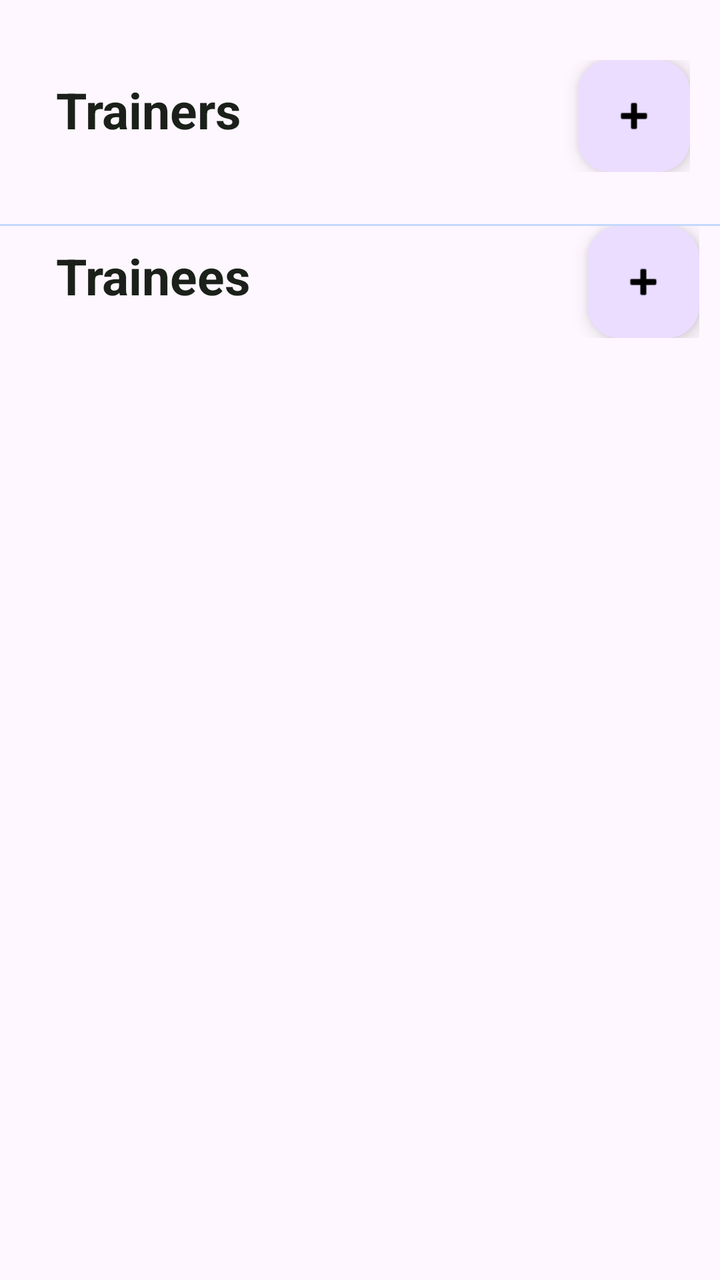
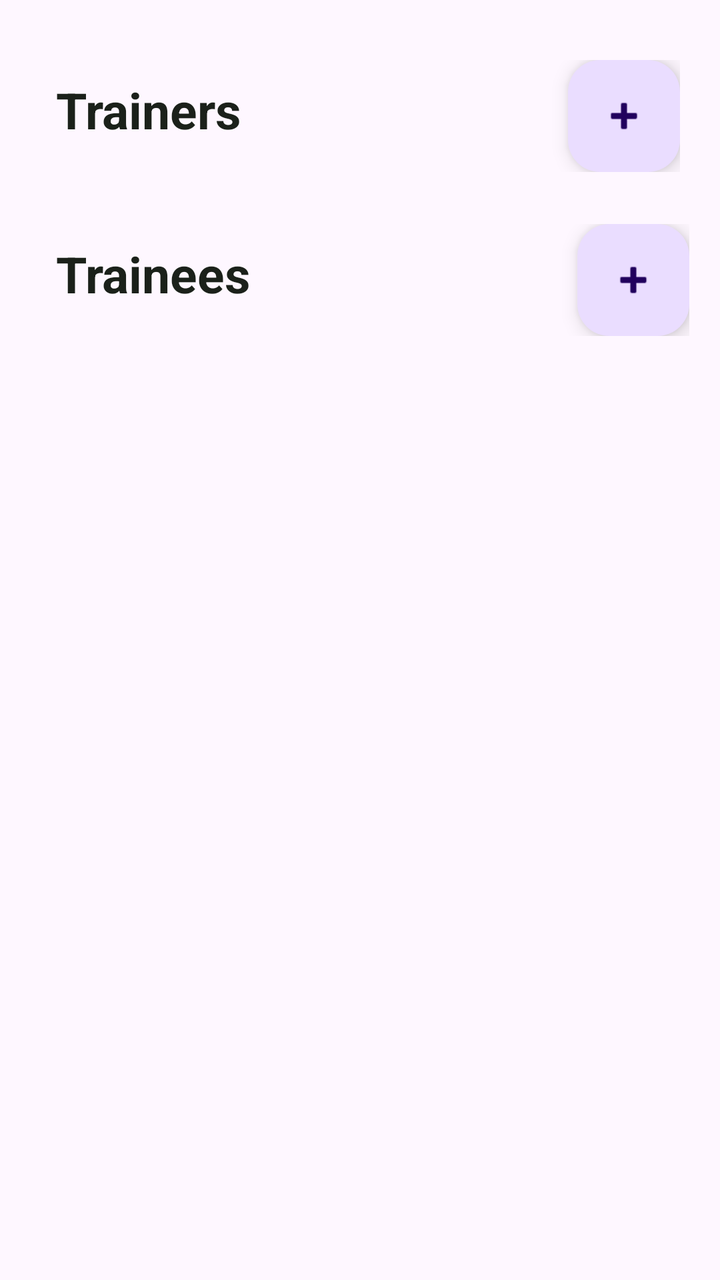

Two renders of the same Android screen: before a commit and after it. Below are the layout's source before the change and the commit's diff.
<!-- AndroidManifest.xml: application theme Theme.UserProfileRegistration -->
<!-- res/layout/activity_profile_list.xml -->
<?xml version="1.0" encoding="utf-8"?>
<androidx.core.widget.NestedScrollView
    xmlns:android="http://schemas.android.com/apk/res/android"
    xmlns:app="http://schemas.android.com/apk/res-auto"
    xmlns:tools="http://schemas.android.com/tools"
    android:layout_width="match_parent"
    android:layout_height="match_parent"
    android:paddingTop="30dp"
    tools:context=".activities.ProfileListActivity">

    <LinearLayout
        android:id="@+id/main"
        android:layout_width="match_parent"
        android:layout_height="match_parent"
        android:orientation="vertical">

        <LinearLayout
            android:layout_width="wrap_content"
            android:layout_height="wrap_content"
            android:orientation="horizontal"
            android:layout_gravity="center_vertical"
            >

            <TextView
                android:layout_width="match_parent"
                android:layout_height="wrap_content"
                android:text="Trainers"
                android:padding="8dp"
                android:textStyle="bold"
                android:textSize="25sp"
                android:textColor="@color/black"
                android:layout_marginStart="20dp"
                android:layout_marginEnd="160dp"/>

            <com.google.android.material.floatingactionbutton.FloatingActionButton
                android:id="@+id/fabTrainersAddProfile"
                android:layout_width="wrap_content"
                android:layout_height="wrap_content"
                android:layout_gravity="bottom|end"
                android:contentDescription="Add Profile"
                android:src="@android:drawable/ic_input_add"
                app:tint="@android:color/black" />
        </LinearLayout>




        <androidx.recyclerview.widget.RecyclerView
            android:id="@+id/profileRecyclerViewTrainers"
            android:layout_width="match_parent"
            android:layout_height="wrap_content"
            android:orientation="horizontal"
            app:layoutManager="androidx.recyclerview.widget.LinearLayoutManager"
            android:padding="8dp"
            tools:listitem="@layout/profile_card"
            android:clipToPadding="false"
            android:layout_marginBottom="10dp" />

        <View
            android:layout_width="match_parent"
            android:layout_height="1dp"
            android:background="@color/optional1" />

        <LinearLayout
            android:layout_width="wrap_content"
            android:layout_height="wrap_content"
            android:orientation="horizontal"
            android:layout_gravity="center_vertical"
            >

            <TextView
                android:layout_width="match_parent"
                android:layout_height="wrap_content"
                android:text="Trainees"
                android:padding="8dp"
                android:textStyle="bold"
                android:textSize="25sp"
                android:textColor="@color/black"
                android:layout_marginStart="20dp"
                android:layout_marginEnd="160dp"/>

            <com.google.android.material.floatingactionbutton.FloatingActionButton
                android:id="@+id/fabAddTraineeProfile"
                android:layout_width="wrap_content"
                android:layout_height="wrap_content"
                android:layout_gravity="bottom|end"
                android:contentDescription="Add Profile"
                android:src="@android:drawable/ic_input_add"
                app:tint="@android:color/black" />
        </LinearLayout>


        <androidx.recyclerview.widget.RecyclerView
            android:id="@+id/profileRecyclerViewTrainee"
            android:layout_width="match_parent"
            android:layout_height="match_parent"
            android:orientation="horizontal"
            app:layoutManager="androidx.recyclerview.widget.LinearLayoutManager"
            android:padding="8dp"
            tools:listitem="@layout/profile_card"
            android:clipToPadding="false" />

    </LinearLayout>

</androidx.core.widget.NestedScrollView>
<!-- res/layout/profile_card.xml (included above) -->
<com.google.android.material.card.MaterialCardView
    xmlns:android="http://schemas.android.com/apk/res/android"
    xmlns:app="http://schemas.android.com/apk/res-auto"
    android:layout_width="200dp"
    android:layout_height="wrap_content"
    android:layout_margin="8dp"
    app:cardCornerRadius="24dp"
    app:cardElevation="8dp"
    android:id="@+id/profile_card"
    app:cardBackgroundColor="@color/white"
    app:strokeWidth="0dp">

    <LinearLayout
        android:layout_width="match_parent"
        android:layout_height="wrap_content"
        android:orientation="vertical"
        android:padding="12dp">


        <androidx.constraintlayout.widget.ConstraintLayout
            android:layout_width="match_parent"
            android:layout_height="180dp">

            <com.google.android.material.imageview.ShapeableImageView
                android:id="@+id/cardImage"
                android:layout_width="0dp"
                android:layout_height="0dp"
                android:scaleType="centerCrop"
                android:src="@drawable/trainer"
                app:layout_constraintTop_toTopOf="parent"
                app:layout_constraintBottom_toBottomOf="parent"
                app:layout_constraintStart_toStartOf="parent"
                app:layout_constraintEnd_toEndOf="parent"
                app:shapeAppearanceOverlay="@style/RoundedCorners20" />

            <ImageButton
                android:id="@+id/btnMenu"
                android:layout_width="40dp"
                android:layout_height="40dp"
                android:layout_marginTop="8dp"
                android:layout_marginEnd="8dp"
                android:background="?attr/selectableItemBackgroundBorderless"
                android:src="@android:drawable/ic_menu_more"
                app:tint="@color/secondary"
                app:layout_constraintTop_toTopOf="parent"
                app:layout_constraintEnd_toEndOf="parent" />

        </androidx.constraintlayout.widget.ConstraintLayout>



        <TextView
            android:id="@+id/profileName"
            android:layout_width="wrap_content"
            android:layout_height="wrap_content"
            android:layout_marginTop="12dp"
            android:text="Aminul Islam Munna"
            android:textColor="@color/black"
            android:textSize="16sp"
            android:textStyle="bold"
            app:drawableEndCompat="@drawable/ic_verified_green"
            android:drawablePadding="4dp" />

        <TextView
            android:id="@+id/details"
            android:layout_width="match_parent"
            android:layout_height="wrap_content"
            android:layout_marginTop="4dp"
            android:text="Product Designer who focuses on simplicity &amp; usability."
            android:textColor="#6B7280"
            android:textSize="12sp"
            android:lineSpacingExtra="2dp" />

        <LinearLayout
            android:layout_width="match_parent"
            android:layout_height="wrap_content"
            android:layout_marginTop="16dp"
            android:gravity="center_horizontal|center_vertical"
            android:weightSum="1">

            <LinearLayout

                android:layout_width="wrap_content"
                android:layout_height="wrap_content"
                android:orientation="horizontal"
                android:gravity="center"

                >

                <TextView
                    android:id="@+id/followers"
                    android:layout_width="wrap_content"
                    android:layout_height="wrap_content"
                    android:text="👤 312"
                    android:textSize="11sp"
                    android:layout_marginEnd="8dp"/>

                <TextView
                    android:id="@+id/posts"
                    android:layout_width="wrap_content"
                    android:layout_height="wrap_content"
                    android:text="🖼️ 48"
                    android:textSize="11sp" />
            </LinearLayout>

            <com.google.android.material.button.MaterialButton
                android:layout_weight=".4"
                style="@style/Widget.MaterialComponents.Button.TextButton"
                android:layout_width="wrap_content"
                android:layout_height="32dp"
                android:layout_alignParentEnd="true"
                android:backgroundTint="@color/secondary"
                android:layout_marginHorizontal="10dp"
                android:paddingHorizontal="8dp"
                android:text="Follow +"
                android:textAllCaps="false"
                android:textColor="#111827"
                android:textSize="10sp"
                app:cornerRadius="8dp" />

        </LinearLayout>
    </LinearLayout>
</com.google.android.material.card.MaterialCardView>
<!-- resources referenced by this layout -->
<resources>
  <color name="black">#1B211A</color>
  <color name="optional1">#C4D9FF</color>
  <color name="secondary">#E8F9FF</color>
  <color name="white">#FAF8F1</color>
  <!-- drawable ic_verified_green (drawable) -->
  <?xml version="1.0" encoding="utf-8"?>
  <vector xmlns:android="http://schemas.android.com/apk/res/android"
      android:width="24dp"
      android:height="24dp"
      android:viewportWidth="24"
      android:viewportHeight="24">
      <path
          android:fillColor="@color/primary"
          android:pathData="M12,2C6.48,2 2,6.48 2,12s4.48,10 10,10 10,-4.48 10,-10S17.52,2 12,2z" />
      <path
          android:fillColor="@color/secondary"
          android:pathData="M9,16.17L4.83,12l-1.42,1.41L9,19 21,7l-1.41,-1.41z" />
  </vector>
  <!-- drawable trainer: jpg bitmap (drawable, 43965 bytes) -->
  <style name="RoundedCorners20">
          <item name="cornerSize">20dp</item>
      </style>
  <style name="Theme.UserProfileRegistration" parent="Base.Theme.UserProfileRegistration" />
  <color name="primary">#FBFBFB</color>
  <style name="Base.Theme.UserProfileRegistration" parent="Theme.Material3.DayNight.NoActionBar">
          
          
      </style>
</resources>

<!-- the commit's change to res/layout/activity_profile_list.xml (unified diff, before → after) -->
@@ -30,16 +30,17 @@
                 android:textSize="25sp"
                 android:textColor="@color/black"
                 android:layout_marginStart="20dp"
-                android:layout_marginEnd="160dp"/>
+                android:layout_marginEnd="155dp"/>
 
             <com.google.android.material.floatingactionbutton.FloatingActionButton
-                android:id="@+id/fabTrainersAddProfile"
+                android:id="@+id/fabAddTrainerProfile"
                 android:layout_width="wrap_content"
                 android:layout_height="wrap_content"
-                android:layout_gravity="bottom|end"
+                app:fabSize="mini"
+                android:scaleType="center"
                 android:contentDescription="Add Profile"
-                android:src="@android:drawable/ic_input_add"
-                app:tint="@android:color/black" />
+                app:srcCompat="@android:drawable/ic_input_add"
+               />
         </LinearLayout>
 
 
@@ -56,10 +57,10 @@
             android:clipToPadding="false"
             android:layout_marginBottom="10dp" />
 
-        <View
-            android:layout_width="match_parent"
-            android:layout_height="1dp"
-            android:background="@color/optional1" />
+
+
+
+
 
         <LinearLayout
             android:layout_width="wrap_content"
@@ -77,16 +78,18 @@
                 android:textSize="25sp"
                 android:textColor="@color/black"
                 android:layout_marginStart="20dp"
-                android:layout_marginEnd="160dp"/>
+                android:layout_marginEnd="155dp"/>
 
             <com.google.android.material.floatingactionbutton.FloatingActionButton
                 android:id="@+id/fabAddTraineeProfile"
-                android:layout_width="wrap_content"
-                android:layout_height="wrap_content"
-                android:layout_gravity="bottom|end"
+                android:layout_width="match_parent"
+                android:layout_height="wrap_content"
+                app:fabSize="mini"
+                android:scaleType="center"
                 android:contentDescription="Add Profile"
-                android:src="@android:drawable/ic_input_add"
-                app:tint="@android:color/black" />
+                app:srcCompat="@android:drawable/ic_input_add"
+
+                />
         </LinearLayout>
 
 
<!-- resource entries referenced after the edit -->
@@ -1,7 +1,6 @@
 <!-- resources referenced by this layout -->
 <resources>
   <color name="black">#1B211A</color>
-  <color name="optional1">#C4D9FF</color>
   <color name="secondary">#E8F9FF</color>
   <color name="white">#FAF8F1</color>
   <!-- drawable ic_verified_green (drawable) -->
@@ -12,7 +11,7 @@
       android:viewportWidth="24"
       android:viewportHeight="24">
       <path
-          android:fillColor="@color/primary"
+          android:fillColor="@color/optional2"
           android:pathData="M12,2C6.48,2 2,6.48 2,12s4.48,10 10,10 10,-4.48 10,-10S17.52,2 12,2z" />
       <path
           android:fillColor="@color/secondary"
@@ -23,7 +22,7 @@
           <item name="cornerSize">20dp</item>
       </style>
   <style name="Theme.UserProfileRegistration" parent="Base.Theme.UserProfileRegistration" />
-  <color name="primary">#FBFBFB</color>
+  <color name="optional2">#C5BAFF</color>
   <style name="Base.Theme.UserProfileRegistration" parent="Theme.Material3.DayNight.NoActionBar">
           
           
